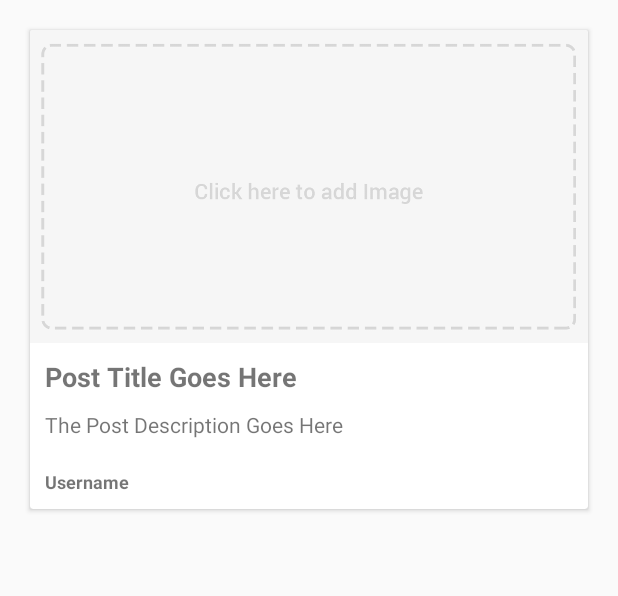
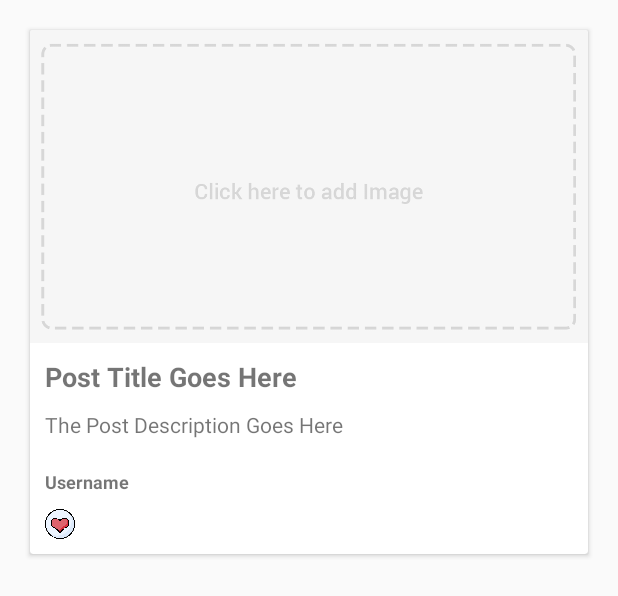
Before and after one commit to leithdm/BloggingApp, an Android app: the layout blog_row.xml on its own in the app's theme, with its tools: preview values and no code run, on a phone screen of 412 x 824 dp. Shown: the top 596 px of the screen. Run offline under Robolectric (Android 15) with nearby library versions, the phone set to English and light mode, and no system bars.

Commit message:
1. Added like functionality to app, including a like button

```diff
--- a/app/src/main/res/layout/blog_row.xml
+++ b/app/src/main/res/layout/blog_row.xml
@@ -46,5 +46,23 @@
             android:textSize="12sp"
             android:textStyle="bold" />
 
+        <LinearLayout
+            android:layout_width="match_parent"
+            android:layout_height="match_parent"
+            android:orientation="horizontal">
+
+            <ImageButton
+                android:id="@+id/likeButton"
+                android:layout_width="20dp"
+                android:layout_height="20dp"
+                android:layout_marginLeft="10dp"
+                android:layout_marginRight="10dp"
+                android:layout_marginBottom="10dp"
+                android:layout_weight="1"
+                android:background="#00FFFFFF"
+                android:scaleType="fitStart"
+                app:srcCompat="@drawable/like" />
+        </LinearLayout>
+
     </LinearLayout>
 </androidx.cardview.widget.CardView>
--- a/app/src/main/res/menu/share_menu.xml
+++ b/app/src/main/res/menu/share_menu.xml
@@ -1,9 +1,10 @@
 <?xml version="1.0" encoding="utf-8"?>
 <menu xmlns:android="http://schemas.android.com/apk/res/android"
     xmlns:app="http://schemas.android.com/apk/res-auto">
-    <item android:title="Add Post"
+    <item
         android:id="@+id/add_post"
-        android:icon="@drawable/baseline_add_white_24dp"
+        android:icon="@drawable/add"
+        android:title="Add Post"
         app:showAsAction="always"></item>
 
 
```
Also changed, not shown: app/src/main/java/com/darrenmleith/twitter/BlogActivity.java (+84 -5 lines), app/src/main/res/drawable/add.png (added), app/src/main/res/drawable/baseline_add_white_24dp.png (deleted), app/src/main/res/drawable/dontlike.png (added), app/src/main/res/drawable/like.png (added).
